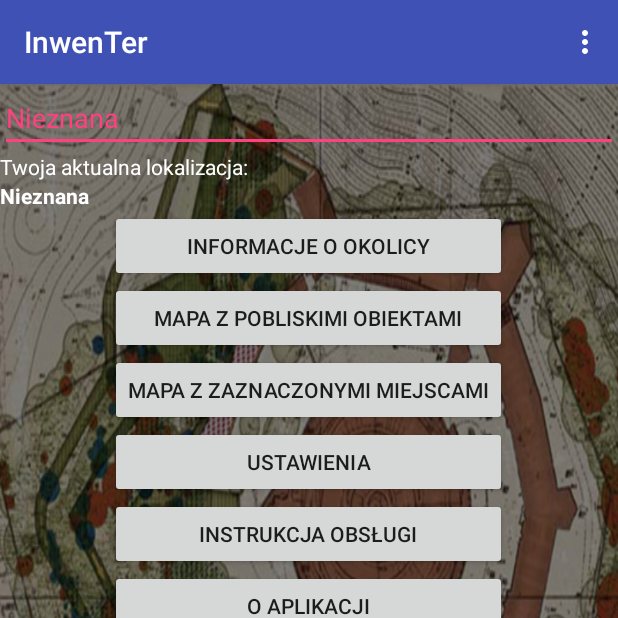
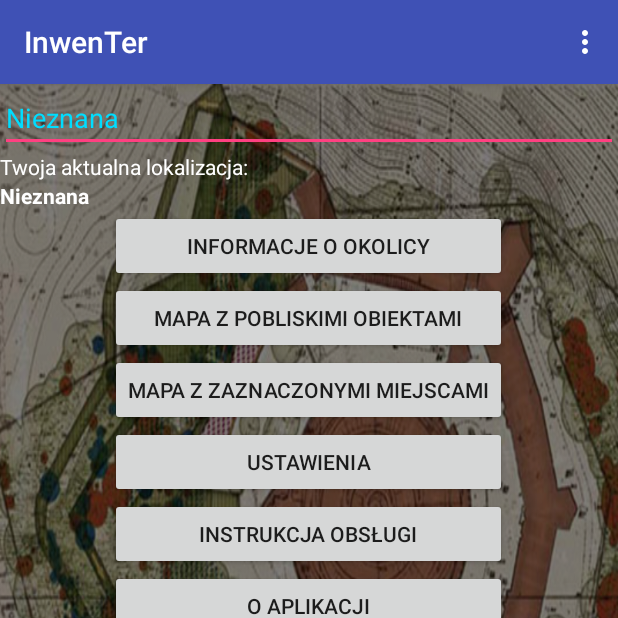
Before and after one commit to mtwolak/zwis2017, an Android app: the screen it shows after launch (MainActivity), on a phone screen of 412 x 824 dp, the top half of it. Run offline under Robolectric (Android 15) with nearby library versions, the phone set to English and light mode, and no system bars.

Commit message:
holo_blue_bright color in editText

```diff
--- a/impl/app/src/main/res/layout/activity_main.xml
+++ b/impl/app/src/main/res/layout/activity_main.xml
@@ -5,7 +5,6 @@
     android:layout_height="match_parent"
     android:background="@drawable/background"
     tools:context="pwr.edu.pl.zwis2017.screen.main.MainActivity">
-
 
     <EditText
         android:id="@+id/actualLocalizationTxt"
@@ -20,7 +19,7 @@
         android:ems="10"
         android:inputType="textPersonName"
         android:text="localization"
-        android:textColor="?attr/colorControlActivated" />
+        android:textColor="@android:color/holo_blue_bright" />
 
     <TextView
         android:id="@+id/textView"
```
